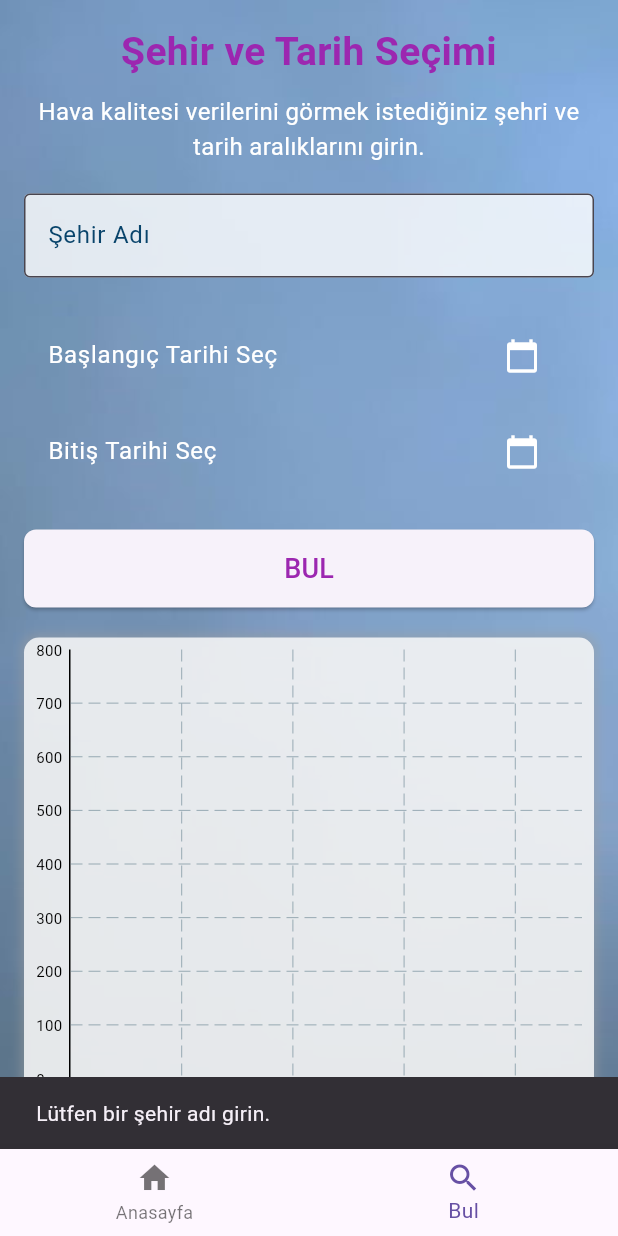
After one commit to betullsvs/air-pollution-app, a Flutter app: the UserHomeScreen screen opened directly, item 2 of the bottom bar chosen, after a tap on "BUL", on a phone screen of 412 x 824 dp. The commit adds this screen. Run offline on Flutter 3.47's test engine with Material 3 defaults, Android fonts, the phone set to English and light mode, and no system bars; drawn by our look-alikes of fl_chart; our stand-ins replace geocoding, geolocator.

Commit message:
Alinan sehir ve tarihe göre hava kirlilik grafigi gosterildi

```diff
--- /dev/null
+++ b/Air Pollution App/frontend/flutter_app/lib/screens/city_graphic_screen.dart
@@ -0,0 +1,101 @@
+import 'package:flutter/material.dart';
+import 'package:fl_chart/fl_chart.dart';
+
+class CityGraphic extends StatelessWidget {
+  final List<Map<String, dynamic>> data;
+
+  const CityGraphic({super.key, required this.data});
+
+  @override
+  Widget build(BuildContext context) {
+    List<FlSpot> coValues = [];
+    data.sort((a, b) => a['hour'].compareTo(b['hour']));
+
+    for (var i = 0; i < data.length; i++) {
+      var hour = data[i]['hour'];
+      var co = data[i]['co'];
+      coValues.add(FlSpot(hour.toDouble(), co.toDouble()));
+    }
+
+    return Container(
+      width: 800,
+      height: 300,
+      padding: const EdgeInsets.all(8.0),
+      decoration: BoxDecoration(
+        borderRadius: BorderRadius.circular(10),
+        color: Colors.white.withOpacity(0.8),
+        boxShadow: [
+          BoxShadow(
+            color: Colors.grey.withOpacity(0.5),
+            blurRadius: 5,
+            spreadRadius: 2,
+          ),
+        ],
+      ),
+      child: LineChart(
+        LineChartData(
+          gridData: const FlGridData(show: true),
+          titlesData: FlTitlesData(
+            leftTitles: AxisTitles(
+              sideTitles: SideTitles(
+                showTitles: true,
+                getTitlesWidget: (value, meta) {
+                  return Text(
+                    value.toStringAsFixed(0),
+                    style: const TextStyle(
+                      fontSize: 10,
+                      fontWeight: FontWeight.w400,
+                      color: Colors.black,
+                    ),
+                  );
+                },
+              ),
+            ),
+            bottomTitles: AxisTitles(
+              sideTitles: SideTitles(
+                showTitles: true,
+                getTitlesWidget: (value, meta) {
+                  return Text(
+                    '${value.toInt()}',
+                    style: const TextStyle(
+                      fontSize: 10,
+                      fontWeight: FontWeight.w400,
+                      color: Colors.black,
+                    ),
+                  );
+                },
+                interval: 1,
+              ),
+            ),
+            rightTitles: const AxisTitles(
+              sideTitles: SideTitles(showTitles: false),
+            ),
+            topTitles: const AxisTitles(
+              sideTitles: SideTitles(showTitles: false),
+            ),
+          ),
+          borderData: FlBorderData(
+            show: true,
+            border: const Border(
+              left: BorderSide(color: Colors.black, width: 1),
+              bottom: BorderSide(color: Colors.black, width: 1),
+            ),
+          ),
+          minX: 0,
+          maxX: 23,
+          minY: 0,
+          maxY: 800,
+          lineBarsData: [
+            LineChartBarData(
+              isCurved: true,
+              color: Colors.green,
+              dotData: const FlDotData(show: false),
+              belowBarData: BarAreaData(show: false),
+              spots: coValues,
+            ),
+          ],
+        ),
+      ),
+    );
+  }
+}
--- /dev/null
+++ b/Air Pollution App/frontend/flutter_app/lib/screens/city_name_screen.dart
@@ -0,0 +1,225 @@
+import 'package:flutter/material.dart';
+import 'package:intl/intl.dart'; // Tarih formatlama kütüphanesi
+
+import '../services/city_name_service.dart';
+import 'city_graphic_screen.dart';
+import 'user_home_screen.dart';
+
+class CityNameScreen extends StatefulWidget {
+  const CityNameScreen({super.key});
+
+  @override
+  _CityNameScreenState createState() => _CityNameScreenState();
+}
+
+class _CityNameScreenState extends State<CityNameScreen> {
+  final TextEditingController _cityController = TextEditingController();
+  DateTime? _startDate;
+  DateTime? _endDate;
+
+  int _selectedIndex = 1;
+  bool _showGraphic = true;
+  List<Map<String, dynamic>> _cityData = [];
+
+  void _onItemTapped(int index) {
+    setState(() {
+      _selectedIndex = index;
+    });
+
+    if (index == 0) {
+      Navigator.push(
+        context,
+        MaterialPageRoute(builder: (context) => const UserHomeScreen()),
+      );
+    } else if (index == 1) {
+      Navigator.pushReplacement(
+        context,
+        MaterialPageRoute(builder: (context) => const CityNameScreen()),
+      );
+    }
+  }
+
+  Future<void> _selectDate(BuildContext context, bool isStartDate) async {
+    final DateTime? pickedDate = await showDatePicker(
+      context: context,
+      initialDate: DateTime.now(),
+      firstDate: DateTime(2000),
+      lastDate: DateTime(2100),
+    );
+
+    if (pickedDate != null) {
+      setState(() {
+        if (isStartDate) {
+          _startDate = pickedDate;
+        } else {
+          _endDate = pickedDate;
+        }
+      });
+    }
+  }
+
+  Future<void> _submitData() async {
+    final cityName = _cityController.text.trim();
+
+    if (cityName.isEmpty) {
+      ScaffoldMessenger.of(context).showSnackBar(
+        const SnackBar(content: Text("Lütfen bir şehir adı girin.")),
+      );
+      return;
+    }
+
+    if (_startDate == null || _endDate == null) {
+      ScaffoldMessenger.of(context).showSnackBar(
+        const SnackBar(
+            content: Text("Lütfen başlangıç ve bitiş tarihlerini seçin.")),
+      );
+      return;
+    }
+
+    if (_startDate!.isAfter(_endDate!)) {
+      ScaffoldMessenger.of(context).showSnackBar(
+        const SnackBar(
+            content: Text("Başlangıç tarihi bitiş tarihinden önce olmalıdır.")),
+      );
+      return;
+    }
+
+    CityNameService cityService = CityNameService();
+
+    try {
+      List<Map<String, dynamic>> cityData =
+          await cityService.getCityData(cityName, _startDate!, _endDate!);
+
+      setState(() {
+        _cityData = cityData;
+        _showGraphic = true;
+      });
+    } catch (e) {
+      ScaffoldMessenger.of(context).showSnackBar(
+        const SnackBar(content: Text("Veriler alınamadı.")),
+      );
+    }
+  }
+
+  @override
+  Widget build(BuildContext context) {
+    return Scaffold(
+      body: Stack(
+        children: [
+          Positioned.fill(
+            child: Image.asset(
+              'assets/images/wallpaper1.jpg',
+              fit: BoxFit.fill,
+            ),
+          ),
+          SafeArea(
+            child: Padding(
+              padding: const EdgeInsets.all(16.0),
+              child: Column(
+                crossAxisAlignment: CrossAxisAlignment.stretch,
+                children: [
+                  const Text(
+                    "Şehir ve Tarih Seçimi",
+                    style: TextStyle(
+                      fontSize: 26,
+                      fontWeight: FontWeight.bold,
+                      color: Colors.purple,
+                    ),
+                    textAlign: TextAlign.center,
+                  ),
+                  const SizedBox(height: 10),
+                  const Text(
+                    "Hava kalitesi verilerini görmek istediğiniz şehri ve tarih aralıklarını girin.",
+                    style: TextStyle(fontSize: 16, color: Colors.white),
+                    textAlign: TextAlign.center,
+                  ),
+                  const SizedBox(height: 20),
+                  TextField(
+                    controller: _cityController,
+                    decoration: InputDecoration(
+                      labelText: "Şehir Adı",
+                      labelStyle: const TextStyle(
+                          color: Color.fromARGB(255, 9, 68, 107)),
+                      border: const OutlineInputBorder(),
+                      filled: true,
+                      fillColor: Colors.white.withOpacity(0.8),
+                    ),
+                  ),
+                  const SizedBox(height: 20),
+                  ListTile(
+                    title: Row(
+                      mainAxisAlignment: MainAxisAlignment.spaceBetween,
+                      children: [
+                        Text(
+                          _startDate == null
+                              ? "Başlangıç Tarihi Seç"
+                              : "Başlangıç Tarihi: ${DateFormat('yyyy-MM-dd').format(_startDate!)}",
+                          style: const TextStyle(color: Colors.white),
+                        ),
+                        IconButton(
+                          icon: const Icon(Icons.calendar_today,
+                              color: Colors.white),
+                          onPressed: () => _selectDate(context, true),
+                        ),
+                      ],
+                    ),
+                  ),
+                  ListTile(
+                    title: Row(
+                      mainAxisAlignment: MainAxisAlignment.spaceBetween,
+                      children: [
+                        Text(
+                          _endDate == null
+                              ? "Bitiş Tarihi Seç"
+                              : "Bitiş Tarihi: ${DateFormat('yyyy-MM-dd').format(_endDate!)}",
+                          style: const TextStyle(color: Colors.white),
+                        ),
+                        IconButton(
+                          icon: const Icon(Icons.calendar_today,
+                              color: Colors.white),
+                          onPressed: () => _selectDate(context, false),
+                        ),
+                      ],
+                    ),
+                  ),
+                  const SizedBox(height: 20),
+                  ElevatedButton(
+                    onPressed: _submitData,
+                    style: ElevatedButton.styleFrom(
+                      padding: const EdgeInsets.symmetric(vertical: 13),
+                      shape: RoundedRectangleBorder(
+                        borderRadius: BorderRadius.circular(8),
+                      ),
+                    ),
+                    child: const Text("BUL",
+                        style: TextStyle(fontSize: 18, color: Colors.purple)),
+                  ),
+                  if (_showGraphic) ...[
+                    const SizedBox(height: 20),
+                    Expanded(
+                      child: CityGraphic(data: _cityData),
+                    ),
+                  ],
+                ],
+              ),
+            ),
+          ),
+        ],
+      ),
+      bottomNavigationBar: BottomNavigationBar(
+        currentIndex: _selectedIndex,
+        onTap: _onItemTapped,
+        items: const [
+          BottomNavigationBarItem(
+            icon: Icon(Icons.home),
+            label: "Anasayfa",
+          ),
+          BottomNavigationBarItem(
+            icon: Icon(Icons.search),
+            label: "Bul",
+          ),
+        ],
+      ),
+    );
+  }
+}
--- a/Air Pollution App/frontend/flutter_app/lib/screens/user_home_screen.dart
+++ b/Air Pollution App/frontend/flutter_app/lib/screens/user_home_screen.dart
@@ -1,4 +1,5 @@
 import 'package:flutter/material.dart';
+import 'package:flutter_app/screens/city_name_screen.dart';
 import 'package:flutter_app/widgets/air_quality_table.dart';
 import 'package:flutter_app/services/location_service.dart';
 import 'package:flutter_app/services/location_city_service.dart';
@@ -22,6 +23,26 @@ class _UserHomeScreenState extends State<UserHomeScreen> {
   double? _longitude;
   String _city = "Şehir bilgisi alınıyor...";
   Map<String, dynamic>? _components;
+
+  int _selectedIndex = 0;
+
+  void _onItemTapped(int index) {
+    setState(() {
+      _selectedIndex = index;
+    });
+
+    if (index == 0) {
+      Navigator.pushReplacement(
+        context,
+        MaterialPageRoute(builder: (context) => const UserHomeScreen()),
+      );
+    } else if (index == 1) {
+      Navigator.push(
+        context,
+        MaterialPageRoute(builder: (context) => const CityNameScreen()),
+      );
+    }
+  }
 
   @override
   void initState() {
@@ -134,11 +155,16 @@ class _UserHomeScreenState extends State<UserHomeScreen> {
         ],
       ),
       bottomNavigationBar: BottomNavigationBar(
+        currentIndex: _selectedIndex,
+        onTap: _onItemTapped,
         items: const [
-          BottomNavigationBarItem(icon: Icon(Icons.home), label: "Home"),
           BottomNavigationBarItem(
-            icon: Icon(Icons.settings),
-            label: "Settings",
+            icon: Icon(Icons.home),
+            label: "Anasayfa",
+          ),
+          BottomNavigationBarItem(
+            icon: Icon(Icons.search),
+            label: "Bul",
           ),
         ],
       ),
--- /dev/null
+++ b/Air Pollution App/frontend/flutter_app/lib/services/city_name_service.dart
@@ -0,0 +1,57 @@
+import 'dart:convert';
+import 'package:http/http.dart' as http;
+
+class CityNameService {
+  final String apiUrl = 'http://10.60.164.183:4000/api/airPollution/haurly';
+
+  Future<List<Map<String, dynamic>>> getCityData(
+      String cityName, DateTime startDate, DateTime endDate) async {
+    final startLocalDate =
+        DateTime(startDate.year, startDate.month, startDate.day)
+            .toIso8601String()
+            .split('T')[0];
+    final endLocalDate = DateTime(endDate.year, endDate.month, endDate.day)
+        .toIso8601String()
+        .split('T')[0];
+
+    final Map<String, dynamic> data = {
+      'cityName': cityName,
+      'startDate': startLocalDate,
+      'endDate': endLocalDate,
+    };
+
+    try {
+      final response = await http.post(
+        Uri.parse(apiUrl),
+        headers: <String, String>{'Content-Type': 'application/json'},
+        body: json.encode(data),
+      );
+
+      if (response.statusCode == 200) {
+        final jsonResponse = json.decode(response.body);
+
+        List<Map<String, dynamic>> formattedData = [];
+        for (var item in jsonResponse['list']) {
+          int timestamp = item['dt'];
+          double co = item['components']['co'];
+
+          DateTime dateTime =
+              DateTime.fromMillisecondsSinceEpoch(timestamp * 1000);
+          int hour = dateTime.hour;
+
+          formattedData.add({
+            'hour': hour,
+            'co': co,
+          });
+        }
+
+        return formattedData;
+      } else {
+        throw Exception('Failed to load city data');
+      }
+    } catch (e) {
+      print('Error: $e');
+      throw Exception('Failed to load city data');
+    }
+  }
+}
--- a/Air Pollution App/frontend/flutter_app/lib/services/location_air_pollution.dart
+++ b/Air Pollution App/frontend/flutter_app/lib/services/location_air_pollution.dart
@@ -2,7 +2,7 @@ import 'dart:convert';
 import 'package:http/http.dart' as http;
 
 class LocationAirPollution {
-  final String baseUrl = "http://192.168.137.97:4000/api/airPollution";
+  final String baseUrl = "http://10.60.164.183:4000/api/airPollution";
 
   Future<Map<String, dynamic>> sendLocation(double lat, double lon) async {
     final url = Uri.parse("$baseUrl/location");
--- a/Air Pollution App/frontend/flutter_app/pubspec.yaml
+++ b/Air Pollution App/frontend/flutter_app/pubspec.yaml
@@ -39,6 +39,8 @@ dependencies:
   permission_handler: ^11.3.1
   geolocator: ^13.0.2
   http: ^1.2.2
+  intl: ^0.20.1
+  fl_chart: ^0.69.2
 
 dev_dependencies:
   flutter_test:
```
Also changed, not shown: Air Pollution App/frontend/flutter_app/pubspec.lock.
